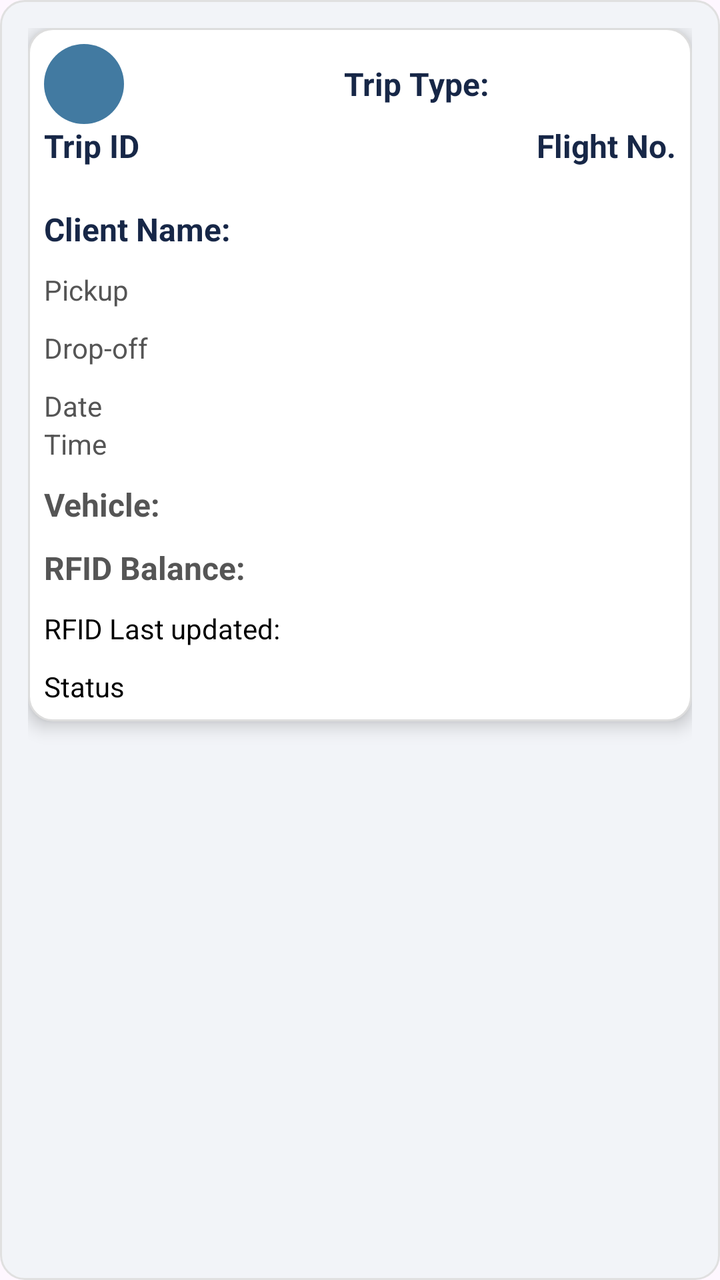
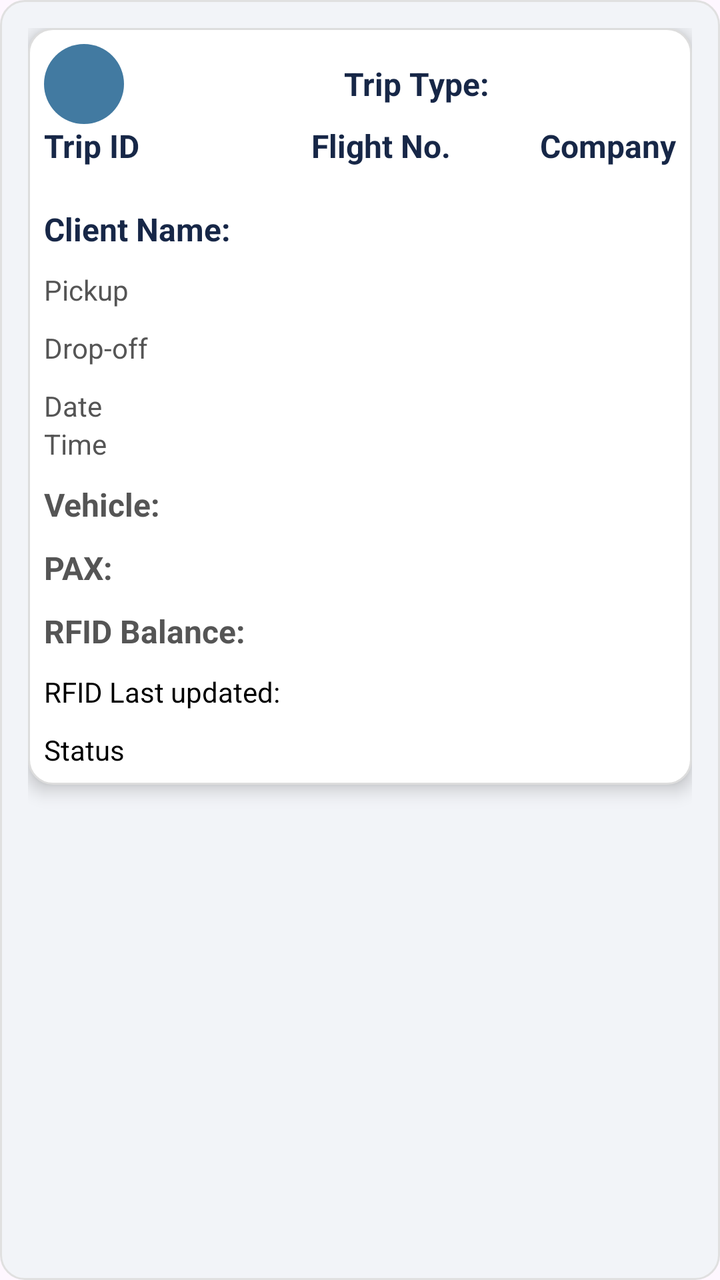

Two renders of the same Android screen: before a commit and after it. Below are the layout's source before the change and the commit's diff.
<!-- AndroidManifest.xml: application theme Theme.OLStar -->
<!-- res/layout/item_trip.xml -->
<?xml version="1.0" encoding="utf-8"?>
<LinearLayout xmlns:android="http://schemas.android.com/apk/res/android"
    android:layout_width="match_parent"
    android:layout_height="wrap_content"
    android:layout_marginBottom="10dp"
    android:background="@drawable/dashboard_card_bg"
    android:padding="14dp"
    android:orientation="vertical">

    
    <LinearLayout
        android:id="@+id/dateHeaderLayout"
        android:layout_width="match_parent"
        android:layout_height="wrap_content"
        android:orientation="vertical"
        android:background="#F5F5F5"
        android:paddingTop="12dp"
        android:paddingBottom="12dp"
        android:visibility="gone">

        
        <View
            android:id="@+id/headerDividerTop"
            android:layout_width="match_parent"
            android:layout_height="1dp"
            android:background="#CCCCCC"
            android:layout_marginBottom="12dp"/>

        
        <TextView
            android:id="@+id/tvHeaderTitle"
            android:layout_width="wrap_content"
            android:layout_height="wrap_content"
            android:layout_marginStart="16dp"
            android:textSize="18sp"
            android:textStyle="bold"
            android:textColor="#333333"
            android:text="TODAY'S TRIPS - Wednesday, February 12, 2025"/>

        
        <View
            android:layout_width="match_parent"
            android:layout_height="1dp"
            android:background="#CCCCCC"
            android:layout_marginTop="12dp"/>

    </LinearLayout>

    
    <LinearLayout
        android:id="@+id/mainCard"
        android:layout_width="match_parent"
        android:layout_height="wrap_content"
        android:orientation="vertical"
        android:background="@drawable/bg_card"
        android:elevation="5dp">

        
        <LinearLayout
            android:layout_width="match_parent"
            android:layout_height="wrap_content"
            android:orientation="horizontal"
            android:weightSum="2">

            <TextView
                android:id="@+id/tvQueueBadge"
                android:layout_width="40dp"
                android:layout_height="40dp"
                android:background="@drawable/circle_blue_background"
                android:gravity="center"
                android:textColor="@android:color/white"
                android:textSize="25sp"
                android:textStyle="bold"/>

            <TextView
                android:id="@+id/tvTripType"
                android:text="Trip Type: "
                android:textStyle="bold"
                android:textSize="16sp"
                android:textColor="#172747"
                android:layout_width="match_parent"
                android:layout_height="wrap_content"
                android:layout_weight="1"
                android:layout_gravity="center_vertical"
                android:textAlignment="center"/>
        </LinearLayout>

        
        <LinearLayout
            android:layout_width="match_parent"
            android:layout_height="wrap_content"
            android:orientation="horizontal">

            <TextView
                android:id="@+id/tvTripId"
                android:text="Trip ID"
                android:textStyle="bold"
                android:textSize="16sp"
                android:textColor="#172747"
                android:layout_width="0dp"
                android:layout_weight="1"
                android:layout_height="wrap_content"/>

            <TextView
                android:id="@+id/tvFlightNo"
                android:text="Flight No."
                android:textStyle="bold"
                android:textSize="16sp"
                android:textColor="#172747"
                android:layout_width="wrap_content"
                android:layout_height="wrap_content"/>
        </LinearLayout>

        
        <LinearLayout
            android:layout_width="match_parent"
            android:layout_height="wrap_content"
            android:orientation="horizontal"
            android:layout_marginTop="20dp">

            <TextView
                android:id="@+id/tvClientName"
                android:text="Client Name: "
                android:textStyle="bold"
                android:textSize="16sp"
                android:textColor="#172747"
                android:layout_width="0dp"
                android:layout_weight="1"
                android:layout_height="wrap_content"/>

            <TextView
                android:id="@+id/tvContactNumber"
                android:text="Contact No.: "
                android:textStyle="bold"
                android:textSize="16sp"
                android:textColor="#172747"
                android:layout_width="wrap_content"
                android:layout_height="wrap_content"
                android:visibility="gone"/>
        </LinearLayout>

        
        <TextView
            android:id="@+id/tvPickup"
            android:text="Pickup"
            android:textSize="14sp"
            android:textColor="#555555"
            android:layout_marginTop="10dp"
            android:layout_width="wrap_content"
            android:layout_height="wrap_content"/>

        <TextView
            android:id="@+id/tvDropoff"
            android:text="Drop-off"
            android:textSize="14sp"
            android:layout_marginTop="10dp"
            android:textColor="#555555"
            android:layout_width="wrap_content"
            android:layout_height="wrap_content"/>

        
        <TextView
            android:id="@+id/tvDate"
            android:text="Date"
            android:textSize="14sp"
            android:textColor="#555555"
            android:layout_marginTop="10dp"
            android:layout_width="wrap_content"
            android:layout_height="wrap_content"/>

        <TextView
            android:id="@+id/tvTime"
            android:text="Time"
            android:textSize="14sp"
            android:textColor="#555555"
            android:layout_width="wrap_content"
            android:layout_height="wrap_content"/>

        <TextView
            android:id="@+id/tvVehicle"
            android:layout_width="match_parent"
            android:layout_height="wrap_content"
            android:text="Vehicle:"
            android:textSize="16sp"
            android:textStyle="bold"
            android:textColor="#555555"
            android:layout_marginTop="10dp"/>

        <TextView
            android:id="@+id/tvRFID"
            android:layout_width="match_parent"
            android:layout_height="wrap_content"
            android:text="RFID Balance:"
            android:textSize="16sp"
            android:textStyle="bold"
            android:textColor="#555555"
            android:layout_marginTop="10dp"/>

        
        <TextView
            android:id="@+id/tvRFIDlastUpdated"
            android:text="RFID Last updated:"
            android:textSize="14sp"
            android:layout_marginTop="10dp"
            android:textColor="@android:color/black"
            android:layout_width="wrap_content"
            android:layout_height="wrap_content"/>

        
        <TextView
            android:id="@+id/tvStatus"
            android:text="Status"
            android:textSize="14sp"
            android:layout_marginTop="10dp"
            android:textColor="@android:color/black"
            android:layout_width="wrap_content"
            android:layout_height="wrap_content"/>

    </LinearLayout>

    
    <LinearLayout
        android:id="@+id/hiddenLayout"
        android:layout_width="match_parent"
        android:layout_height="wrap_content"
        android:orientation="vertical"
        android:visibility="gone"
        android:layout_marginTop="10dp">

        
        <LinearLayout
            android:layout_width="match_parent"
            android:layout_height="wrap_content"
            android:orientation="vertical"
            android:background="@drawable/bg_card"
            android:elevation="5dp"
            android:visibility="gone">

            <TextView
                android:id="@+id/ETA"
                android:layout_width="wrap_content"
                android:layout_height="wrap_content"
                android:text="Estimated Time of Arrival: "
                android:textColor="@android:color/black"
                android:textSize="15sp"/>

            <TextView
                android:id="@+id/ETAUpdate"
                android:layout_width="wrap_content"
                android:layout_height="wrap_content"
                android:text="Last updated: "
                android:textColor="@android:color/black"
                android:textSize="15sp"/>

            <TextView
                android:layout_width="wrap_content"
                android:layout_height="wrap_content"
                android:layout_marginTop="20dp"
                android:text="The estimated time of arrival might be off by 5 to 10 minutes. This information is calculated manually based on Aviation Edge Fetch API. For additional and more accurate information, visit FlightAware by clicking the button below."
                android:textColor="@android:color/black"
                android:textAlignment="center" />

        </LinearLayout>

        <LinearLayout
            android:layout_width="match_parent"
            android:layout_height="wrap_content"
            android:orientation="horizontal"
            android:weightSum="2"
            android:layout_marginTop="10dp">
            
            <androidx.appcompat.widget.AppCompatButton
                android:id="@+id/btnFlightAware"
                android:layout_width="wrap_content"
                android:layout_height="wrap_content"
                android:layout_gravity="center"
                android:layout_weight="1"
                android:layout_marginEnd="10dp"
                android:background="@drawable/bg_card"
                android:textColor="@android:color/black"
                android:text="Flight Number"/>

            
            <androidx.appcompat.widget.AppCompatButton
                android:id="@+id/backToActiveTrip"
                android:layout_width="wrap_content"
                android:layout_height="wrap_content"
                android:text="Google Maps"
                android:layout_marginStart="10dp"
                android:layout_weight="1"
                android:background="@drawable/bg_card"
                android:textColor="@android:color/black"
                android:textSize="18sp"/>

        </LinearLayout>

        
        <SeekBar
            android:id="@+id/slideConfirm"
            android:layout_width="match_parent"
            android:layout_height="64dp"
            android:layout_marginTop="8dp"
            android:max="100"
            android:progress="3"
            android:thumb="@drawable/slider_thumb"
            android:progressDrawable="@drawable/slider_track"
            android:splitTrack="false"/>

        
        <LinearLayout
            android:layout_width="match_parent"
            android:layout_height="wrap_content"
            android:orientation="horizontal"
            android:weightSum="2"
            android:layout_marginTop="10dp">

            <androidx.appcompat.widget.AppCompatButton
                android:id="@+id/copyClientName"
                android:layout_width="0dp"
                android:layout_height="wrap_content"
                android:layout_weight="1"
                android:text="Copy Client Name"
                android:background="@drawable/bg_card"
                android:textColor="@android:color/black"
                android:textSize="18sp"
                android:layout_marginEnd="10dp"/>

            <androidx.appcompat.widget.AppCompatButton
                android:id="@+id/copyContactNumber"
                android:layout_width="0dp"
                android:layout_height="wrap_content"
                android:layout_weight="1"
                android:text="Copy Contact Number"
                android:background="@drawable/bg_card"
                android:textColor="@android:color/black"
                android:textSize="18sp"
                android:layout_marginStart="10dp"/>
        </LinearLayout>

        
        <HorizontalScrollView
            android:layout_width="match_parent"
            android:layout_height="wrap_content"
            android:layout_marginTop="10dp">

            <LinearLayout
                android:layout_width="wrap_content"
                android:layout_height="wrap_content"
                android:orientation="horizontal">

                <androidx.appcompat.widget.AppCompatButton
                    android:id="@+id/sendItenary"
                    android:layout_width="wrap_content"
                    android:layout_height="wrap_content"
                    android:text="Send Itinerary"
                    android:background="@drawable/bg_card"
                    android:textColor="@android:color/black"
                    android:textSize="18sp"
                    android:layout_marginEnd="10dp"/>

                <androidx.appcompat.widget.AppCompatButton
                    android:id="@+id/arrivedPickup"
                    android:layout_width="wrap_content"
                    android:layout_height="wrap_content"
                    android:text="Driver Arrived at Pickup Point"
                    android:background="@drawable/bg_card"
                    android:textColor="@android:color/black"
                    android:textSize="18sp"
                    android:layout_marginEnd="10dp"/>

                <androidx.appcompat.widget.AppCompatButton
                    android:id="@+id/driverUpdate"
                    android:layout_width="wrap_content"
                    android:layout_height="wrap_content"
                    android:text="Request Client Update"
                    android:background="@drawable/bg_card"
                    android:textColor="@android:color/black"
                    android:textSize="18sp"
                    android:layout_marginEnd="10dp"/>

                <androidx.appcompat.widget.AppCompatButton
                    android:id="@+id/reviewAndRatings"
                    android:layout_width="wrap_content"
                    android:layout_height="wrap_content"
                    android:text="Review and Ratings"
                    android:background="@drawable/bg_card"
                    android:textColor="@android:color/black"
                    android:textSize="18sp"
                    android:layout_marginEnd="10dp"/>

                <androidx.appcompat.widget.AppCompatButton
                    android:id="@+id/overtimeMessage"
                    android:layout_width="wrap_content"
                    android:layout_height="wrap_content"
                    android:text="Overtime"
                    android:background="@drawable/bg_card"
                    android:textColor="@android:color/black"
                    android:textSize="18sp"/>
            </LinearLayout>
        </HorizontalScrollView>

        
        <androidx.appcompat.widget.AppCompatButton
            android:id="@+id/btnSetAlarm"
            android:layout_width="match_parent"
            android:layout_height="wrap_content"
            android:layout_marginTop="10dp"
            android:text="Set Alarm for Trip"
            android:background="@drawable/bg_card"
            android:textColor="@android:color/black"
            android:textSize="18sp"/>

        
        <androidx.appcompat.widget.AppCompatButton
            android:id="@+id/btnClientNoShow"
            android:layout_width="match_parent"
            android:layout_height="wrap_content"
            android:layout_marginTop="10dp"
            android:text="Client No Show"
            android:background="@drawable/bg_card"
            android:textColor="@android:color/black"
            android:textSize="18sp"/>

        <LinearLayout
            android:id="@+id/statusContainer"
            android:layout_width="match_parent"
            android:layout_height="wrap_content"
            android:orientation="vertical"
            android:paddingTop="8dp"/>

    </LinearLayout>
</LinearLayout>
<!-- resources referenced by this layout -->
<resources>
  <!-- drawable bg_card (drawable) -->
  <?xml version="1.0" encoding="utf-8"?>
  <shape xmlns:android="http://schemas.android.com/apk/res/android">
  
      <solid android:color="#FFFFFF"/>
  
      <corners android:radius="12dp"/>
  
      <padding
          android:left="8dp"
          android:top="8dp"
          android:right="8dp"
          android:bottom="8dp"/>
  
      <stroke
          android:width="1dp"
          android:color="#DDDDDD"/>
  
  </shape>
  <!-- drawable circle_blue_background (drawable) -->
  <?xml version="1.0" encoding="utf-8"?>
  <shape xmlns:android="http://schemas.android.com/apk/res/android"
      android:shape="oval">
      <solid android:color="#427AA1" />
      <size android:width="40dp" android:height="40dp" />
  </shape>
  <!-- drawable dashboard_card_bg (drawable) -->
  <shape xmlns:android="http://schemas.android.com/apk/res/android"
      android:shape="rectangle">
      <solid android:color="#F2F4F8" />
      <corners android:radius="12dp" />
      <padding
          android:left="8dp"
          android:top="8dp"
          android:right="8dp"
          android:bottom="8dp"/>
      <stroke android:color="#E0E0E0" android:width="1dp" />
  </shape>
  <!-- drawable slider_thumb (drawable) -->
  <?xml version="1.0" encoding="utf-8"?>
  <layer-list xmlns:android="http://schemas.android.com/apk/res/android">
  
      
      <item>
          <shape android:shape="oval">
              <size
                  android:width="64dp"
                  android:height="64dp" />
              <solid android:color="@android:color/transparent" />
          </shape>
      </item>
  
      
      <item android:gravity="center">
          <bitmap
              android:src="@drawable/ic_slider_thumb"
              android:gravity="center"
              android:tileMode="disabled"
              android:width="32dp"
              android:height="32dp"
              android:tint="@android:color/holo_green_dark"/>
      </item>
  
  </layer-list>
  <!-- drawable slider_track (drawable) -->
  <?xml version="1.0" encoding="utf-8"?>
  <layer-list xmlns:android="http://schemas.android.com/apk/res/android">
  
      <item android:id="@android:id/background">
          <shape>
              <corners android:radius="20dp"/>
              <solid android:color="#E0E0E0"/>
          </shape>
      </item>
  
      <item android:id="@android:id/progress">
          <clip>
              <shape>
                  <corners android:radius="20dp"/>
                  <solid android:color="#A5D6A7"/>
              </shape>
          </clip>
      </item>
  
  </layer-list>
  <style name="Theme.OLStar" parent="Base.Theme.OLStar" />
  <!-- drawable ic_slider_thumb: png bitmap (drawable, 3269 bytes) -->
  <style name="Base.Theme.OLStar" parent="Theme.Material3.DayNight.NoActionBar">
          
          
      </style>
</resources>

<!-- the commit's change to res/layout/item_trip.xml (unified diff, before → after) -->
@@ -89,7 +89,8 @@
         <LinearLayout
             android:layout_width="match_parent"
             android:layout_height="wrap_content"
-            android:orientation="horizontal">
+            android:orientation="horizontal"
+            android:weightSum="4">
 
             <TextView
                 android:id="@+id/tvTripId"
@@ -98,7 +99,7 @@
                 android:textSize="16sp"
                 android:textColor="#172747"
                 android:layout_width="0dp"
-                android:layout_weight="1"
+                android:layout_weight="3"
                 android:layout_height="wrap_content"/>
 
             <TextView
@@ -108,6 +109,17 @@
                 android:textSize="16sp"
                 android:textColor="#172747"
                 android:layout_width="wrap_content"
+                android:layout_weight="1"
+                android:layout_height="wrap_content"/>
+
+            <TextView
+                android:id="@+id/tvCompany"
+                android:text="Company"
+                android:textStyle="bold"
+                android:textSize="16sp"
+                android:textColor="#172747"
+                android:layout_width="wrap_content"
+                android:layout_weight="1"
                 android:layout_height="wrap_content"/>
         </LinearLayout>
 
@@ -181,6 +193,16 @@
             android:layout_width="match_parent"
             android:layout_height="wrap_content"
             android:text="Vehicle:"
+            android:textSize="16sp"
+            android:textStyle="bold"
+            android:textColor="#555555"
+            android:layout_marginTop="10dp"/>
+
+        <TextView
+            android:id="@+id/tvPax"
+            android:layout_width="match_parent"
+            android:layout_height="wrap_content"
+            android:text="PAX: "
             android:textSize="16sp"
             android:textStyle="bold"
             android:textColor="#555555"
